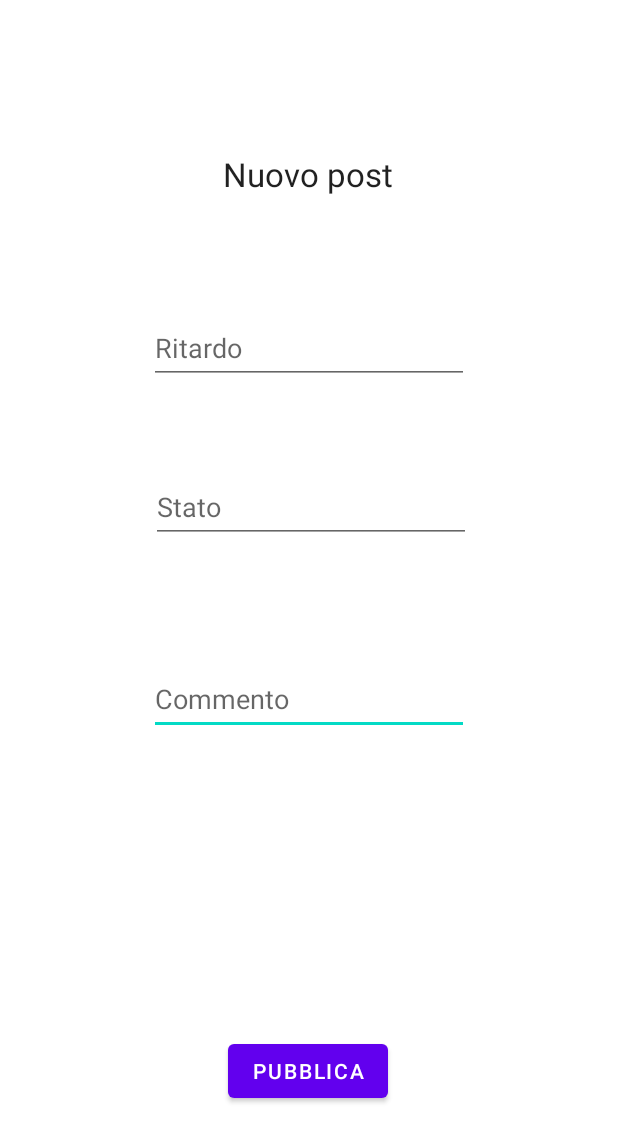
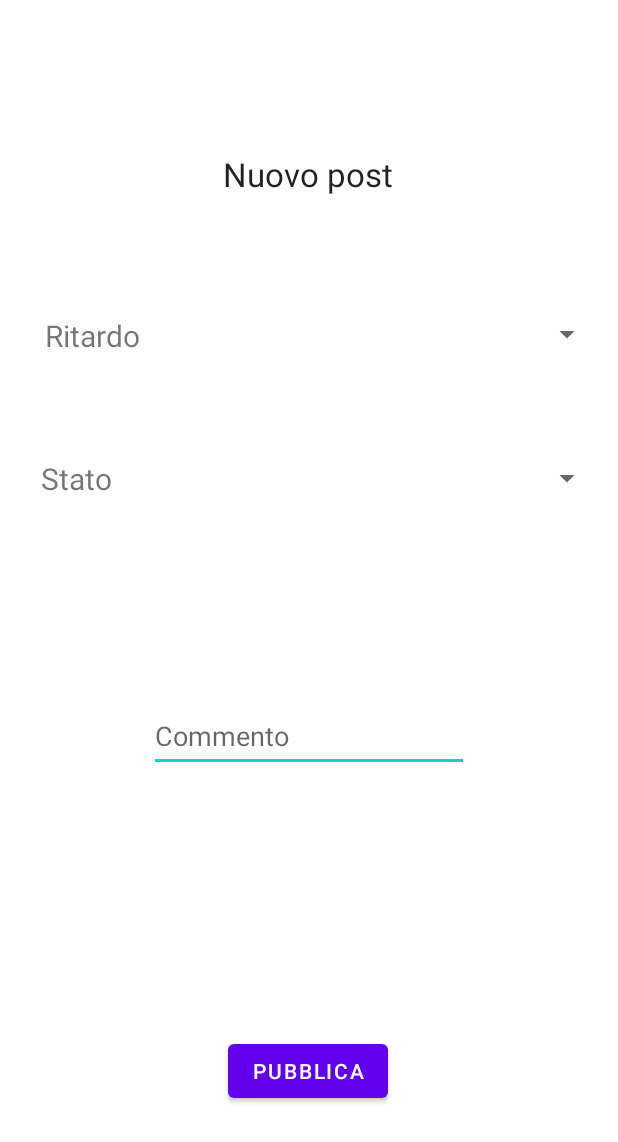
Before and after one commit to pietrobar/TreEst, an Android app: the NewPostActivity screen opened directly, with no data from a screen before it, on a phone screen of 412 x 824 dp. Shown: the top 1142 px of the screen. Run offline under Robolectric (Android 15) with nearby library versions, the phone set to English and light mode, and no system bars; network calls fail; Roboto replaces fonts that are not available here.

Commit message:
aggiunti spinner per inserimento di delay e status

```diff
--- a/app/src/main/java/com/example/progettotreest/CommunicationController.java
+++ b/app/src/main/java/com/example/progettotreest/CommunicationController.java
@@ -179,15 +179,15 @@ public class CommunicationController {
         sendPostRequest(UNFOLLOW, context,jsonBody,responseListener,errorListener);
     }
 
-    public static void addPost(Context context, String sid, int did, String delay, String status, String comment, Response.Listener<JSONObject> responseListener, Response.ErrorListener errorListener){
+    public static void addPost(Context context, String sid, int did, int delay, int status, String comment, Response.Listener<JSONObject> responseListener, Response.ErrorListener errorListener){
         final JSONObject jsonBody = new JSONObject();
         try {
             jsonBody.put("sid", sid);
             jsonBody.put("did", did);
-            if (delay.length()!=0)
-                jsonBody.put("delay", Integer.parseInt(delay));
-            if (status.length()!=0)
-                jsonBody.put("status", Integer.parseInt(status));
+            if (delay!=-1)
+                jsonBody.put("delay", delay);
+            if (status!=-1)
+                jsonBody.put("status", status);
             if (comment.length()!= 0)
                 jsonBody.put("comment", comment);
         } catch (JSONException e) {
--- a/app/src/main/java/com/example/progettotreest/NewPostActivity.java
+++ b/app/src/main/java/com/example/progettotreest/NewPostActivity.java
@@ -7,7 +7,10 @@ import android.content.Intent;
 import android.os.Bundle;
 import android.util.Log;
 import android.view.View;
+import android.widget.AdapterView;
+import android.widget.ArrayAdapter;
 import android.widget.EditText;
+import android.widget.Spinner;
 
 public class NewPostActivity extends AppCompatActivity {
 
@@ -19,17 +22,54 @@ public class NewPostActivity extends AppCompatActivity {
         //get did from previous activity
         int did = getIntent().getIntExtra("did",0);
 
-        //get all the input text field
-        EditText delayIT = findViewById(R.id.delay_input_text);
-        EditText statusIT = findViewById(R.id.status_input_text);
+
+        //value container of spinners
+        final int[] delayInfo = {-1};
+        final int[] statusInfo = {-1};
+        //setting spinners
+        final Spinner[] delaySpinner = {findViewById(R.id.delay_input_text)};
+        ArrayAdapter<CharSequence> adapter1 = ArrayAdapter.createFromResource(this,R.array.delay, android.R.layout.simple_spinner_item);
+        adapter1.setDropDownViewResource(android.R.layout.simple_spinner_dropdown_item);
+        delaySpinner[0].setAdapter(adapter1);
+
+        delaySpinner[0].setOnItemSelectedListener(new AdapterView.OnItemSelectedListener() {
+            @Override
+            public void onItemSelected(AdapterView<?> parent, View view, int position, long id) {
+                delayInfo[0] =position-1;
+            }
+
+            @Override
+            public void onNothingSelected(AdapterView<?> parent) {
+
+            }
+        });
+
+        Spinner statusSpinner = findViewById(R.id.status_input_text);
+        ArrayAdapter<CharSequence> adapter2 = ArrayAdapter.createFromResource(this,R.array.status, android.R.layout.simple_spinner_item);
+        adapter2.setDropDownViewResource(android.R.layout.simple_spinner_dropdown_item);
+        statusSpinner.setAdapter(adapter2);
+
+        statusSpinner.setOnItemSelectedListener(new AdapterView.OnItemSelectedListener() {
+            @Override
+            public void onItemSelected(AdapterView<?> parent, View view, int position, long id) {
+                statusInfo[0] = position-1;
+            }
+
+            @Override
+            public void onNothingSelected(AdapterView<?> parent) {
+
+            }
+        });
+
+
         EditText commentIT = findViewById(R.id.comment_input_text);
 
         findViewById(R.id.publish_btn).setOnClickListener(v -> {
-            if(delayIT.getText().length()!=0 || statusIT.getText().length()!=0 || commentIT.getText().length()!=0){
+            if(delayInfo[0]!=-1 || statusInfo[0]!=-1 || commentIT.getText().length()!=0){
                 if (commentIT.getText().length()<100){
                     CommunicationController.addPost(this, Model.getInstance().getSid(),did,
-                            delayIT.getText().toString(),
-                            statusIT.getText().toString(),
+                            delayInfo[0],
+                            statusInfo[0],
                             commentIT.getText().toString(),
                             response -> {
                                 Log.d(MyStrings.VOLLEY, "Just added a post");
@@ -61,4 +101,5 @@ public class NewPostActivity extends AppCompatActivity {
         });
 
     }
+
 }
--- a/app/src/main/res/layout/activity_new_post.xml
+++ b/app/src/main/res/layout/activity_new_post.xml
@@ -11,7 +11,7 @@
         android:layout_width="wrap_content"
         android:layout_height="wrap_content"
         android:layout_marginStart="101dp"
-        android:layout_marginTop="80dp"
+        android:layout_marginTop="124dp"
         android:layout_marginEnd="101dp"
         android:ems="10"
         android:hint="Commento"
@@ -20,36 +20,6 @@
         app:layout_constraintEnd_toEndOf="parent"
         app:layout_constraintStart_toStartOf="parent"
         app:layout_constraintTop_toBottomOf="@+id/status_input_text" />
-
-    <EditText
-        android:id="@+id/delay_input_text"
-        android:layout_width="wrap_content"
-        android:layout_height="wrap_content"
-        android:layout_marginStart="101dp"
-        android:layout_marginTop="77dp"
-        android:layout_marginEnd="101dp"
-        android:ems="10"
-        android:hint="Ritardo"
-        android:inputType="textPersonName"
-        android:minHeight="48dp"
-        app:layout_constraintEnd_toEndOf="parent"
-        app:layout_constraintStart_toStartOf="parent"
-        app:layout_constraintTop_toBottomOf="@+id/textView2" />
-
-    <EditText
-        android:id="@+id/status_input_text"
-        android:layout_width="wrap_content"
-        android:layout_height="wrap_content"
-        android:layout_marginStart="102dp"
-        android:layout_marginTop="58dp"
-        android:layout_marginEnd="100dp"
-        android:ems="10"
-        android:hint="Stato"
-        android:inputType="textPersonName"
-        android:minHeight="48dp"
-        app:layout_constraintEnd_toEndOf="parent"
-        app:layout_constraintStart_toStartOf="parent"
-        app:layout_constraintTop_toBottomOf="@+id/delay_input_text" />
 
     <TextView
         android:id="@+id/textView2"
@@ -75,4 +45,52 @@
         app:layout_constraintBottom_toBottomOf="parent"
         app:layout_constraintEnd_toEndOf="parent"
         app:layout_constraintStart_toStartOf="parent" />
+
+    <Spinner
+        android:id="@+id/delay_input_text"
+        android:layout_width="245dp"
+        android:layout_height="48dp"
+        android:layout_marginTop="68dp"
+        android:layout_marginEnd="10dp"
+        android:autofillHints="Ritardo"
+        android:minHeight="48dp"
+        android:tooltipText="Ritardo"
+        app:layout_constraintEnd_toEndOf="parent"
+        app:layout_constraintTop_toBottomOf="@+id/textView2"
+        tools:ignore="SpeakableTextPresentCheck" />
+
+    <Spinner
+        android:id="@+id/status_input_text"
+        android:layout_width="245dp"
+        android:layout_height="48dp"
+        android:layout_marginTop="48dp"
+        android:layout_marginEnd="10dp"
+        android:autofillHints="Stato treno"
+        android:minHeight="48dp"
+        android:tooltipText="Stato treno"
+        app:layout_constraintEnd_toEndOf="parent"
+        app:layout_constraintTop_toBottomOf="@+id/delay_input_text"
+        tools:ignore="SpeakableTextPresentCheck" />
+
+    <TextView
+        android:id="@+id/textView7"
+        android:layout_width="wrap_content"
+        android:layout_height="wrap_content"
+        android:layout_marginStart="30dp"
+        android:layout_marginTop="210dp"
+        android:text="Ritardo"
+        android:textSize="20sp"
+        app:layout_constraintStart_toStartOf="parent"
+        app:layout_constraintTop_toTopOf="parent" />
+
+    <TextView
+        android:id="@+id/textView8"
+        android:layout_width="wrap_content"
+        android:layout_height="wrap_content"
+        android:layout_marginStart="27dp"
+        android:layout_marginTop="68dp"
+        android:text="Stato"
+        android:textSize="20sp"
+        app:layout_constraintStart_toStartOf="parent"
+        app:layout_constraintTop_toBottomOf="@+id/textView7" />
 </androidx.constraintlayout.widget.ConstraintLayout>
--- a/app/src/main/res/layout/post_row.xml
+++ b/app/src/main/res/layout/post_row.xml
@@ -78,10 +78,9 @@
             <TextView
                 android:id="@+id/comment_tv"
                 android:layout_width="280dp"
-                android:layout_height="58dp"
+                android:layout_height="wrap_content"
                 android:layout_marginStart="54dp"
                 android:layout_marginTop="17dp"
-                android:text="TextView"
                 app:layout_constraintStart_toStartOf="parent"
                 app:layout_constraintTop_toBottomOf="@+id/delay_tv" />
 
--- a/app/src/main/res/values/strings.xml
+++ b/app/src/main/res/values/strings.xml
@@ -1,4 +1,17 @@
 <resources>
     <string name="app_name">ProgettoTreEst</string>
     <string name="treest">TreEst</string>
+    <string-array name="delay">
+        <item></item>
+        <item>In orario</item>
+        <item>In ritardo di pochi minuti</item>
+        <item>Ritardo oltre 15 minuti</item>
+        <item>Treno soppresso</item>
+    </string-array>
+    <string-array name="status">
+        <item></item>
+        <item>Situazione ideale</item>
+        <item>Accettabile</item>
+        <item>Gravi problemi per i passeggeri</item>
+    </string-array>
 </resources>
```
